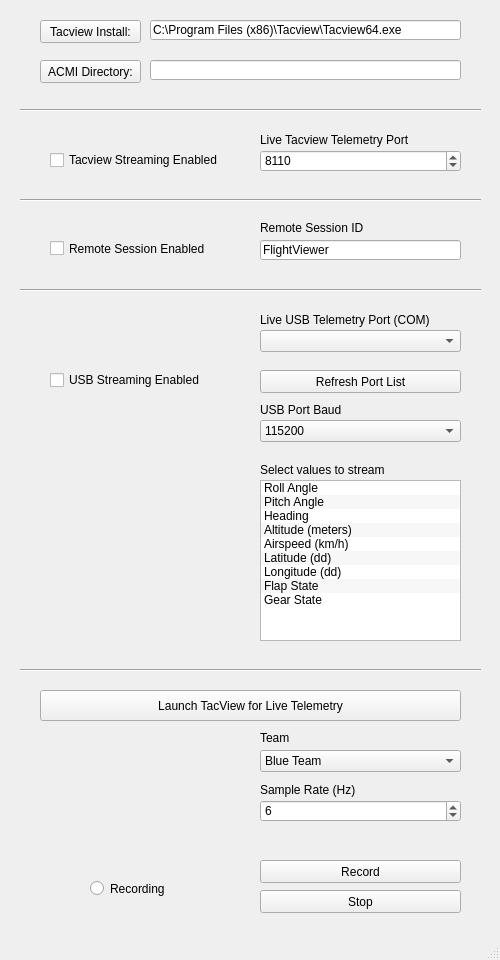
Old version of the form src/gui.ui in the repository PowerBroker2/Thunder_Viewer.
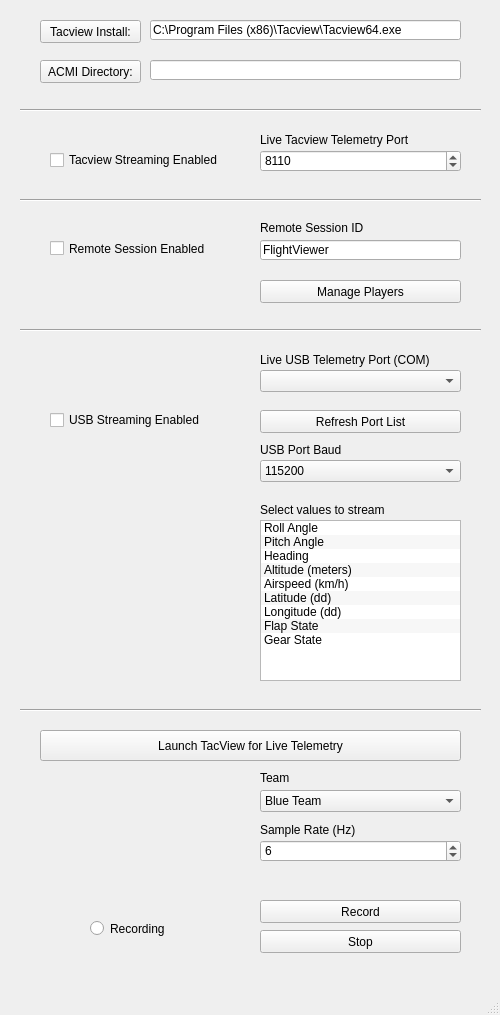
New version of the form. Icons and pictures are not drawn.

Patch:
```diff
--- a/src/gui.ui
+++ b/src/gui.ui
@@ -7,19 +7,19 @@
     <x>0</x>
     <y>0</y>
     <width>500</width>
-    <height>960</height>
+    <height>1015</height>
    </rect>
   </property>
   <property name="minimumSize">
    <size>
     <width>500</width>
-    <height>960</height>
+    <height>1015</height>
    </size>
   </property>
   <property name="maximumSize">
    <size>
     <width>500</width>
-    <height>960</height>
+    <height>1015</height>
    </size>
   </property>
   <property name="windowTitle">
@@ -47,7 +47,7 @@
     <property name="geometry">
      <rect>
       <x>90</x>
-      <y>880</y>
+      <y>920</y>
       <width>82</width>
       <height>17</height>
      </rect>
@@ -60,7 +60,7 @@
     <property name="geometry">
      <rect>
       <x>260</x>
-      <y>860</y>
+      <y>900</y>
       <width>201</width>
       <height>23</height>
      </rect>
@@ -76,7 +76,7 @@
     <property name="geometry">
      <rect>
       <x>260</x>
-      <y>890</y>
+      <y>930</y>
       <width>201</width>
       <height>23</height>
      </rect>
@@ -166,7 +166,7 @@
     <property name="geometry">
      <rect>
       <x>40</x>
-      <y>690</y>
+      <y>730</y>
       <width>421</width>
       <height>31</height>
      </rect>
@@ -246,7 +246,7 @@
     <property name="geometry">
      <rect>
       <x>50</x>
-      <y>370</y>
+      <y>410</y>
       <width>181</width>
       <height>20</height>
      </rect>
@@ -262,7 +262,7 @@
     <property name="geometry">
      <rect>
       <x>260</x>
-      <y>310</y>
+      <y>350</y>
       <width>201</width>
       <height>20</height>
      </rect>
@@ -275,7 +275,7 @@
     <property name="geometry">
      <rect>
       <x>260</x>
-      <y>330</y>
+      <y>370</y>
       <width>201</width>
       <height>22</height>
      </rect>
@@ -288,7 +288,7 @@
     <property name="geometry">
      <rect>
       <x>260</x>
-      <y>370</y>
+      <y>410</y>
       <width>201</width>
       <height>23</height>
      </rect>
@@ -304,7 +304,7 @@
     <property name="geometry">
      <rect>
       <x>260</x>
-      <y>420</y>
+      <y>460</y>
       <width>201</width>
       <height>22</height>
      </rect>
@@ -413,7 +413,7 @@
     <property name="geometry">
      <rect>
       <x>260</x>
-      <y>400</y>
+      <y>440</y>
       <width>201</width>
       <height>20</height>
      </rect>
@@ -426,7 +426,7 @@
     <property name="geometry">
      <rect>
       <x>20</x>
-      <y>280</y>
+      <y>320</y>
       <width>461</width>
       <height>20</height>
      </rect>
@@ -452,7 +452,7 @@
     <property name="geometry">
      <rect>
       <x>20</x>
-      <y>660</y>
+      <y>700</y>
       <width>461</width>
       <height>20</height>
      </rect>
@@ -478,7 +478,7 @@
     <property name="geometry">
      <rect>
       <x>260</x>
-      <y>750</y>
+      <y>790</y>
       <width>201</width>
       <height>22</height>
      </rect>
@@ -501,7 +501,7 @@
     <property name="geometry">
      <rect>
       <x>260</x>
-      <y>730</y>
+      <y>770</y>
       <width>201</width>
       <height>16</height>
      </rect>
@@ -514,7 +514,7 @@
     <property name="geometry">
      <rect>
       <x>260</x>
-      <y>480</y>
+      <y>520</y>
       <width>201</width>
       <height>161</height>
      </rect>
@@ -578,7 +578,7 @@
     <property name="geometry">
      <rect>
       <x>260</x>
-      <y>460</y>
+      <y>500</y>
       <width>201</width>
       <height>20</height>
      </rect>
@@ -591,7 +591,7 @@
     <property name="geometry">
      <rect>
       <x>260</x>
-      <y>800</y>
+      <y>840</y>
       <width>201</width>
       <height>22</height>
      </rect>
@@ -613,7 +613,7 @@
     <property name="geometry">
      <rect>
       <x>260</x>
-      <y>780</y>
+      <y>820</y>
       <width>201</width>
       <height>20</height>
      </rect>
@@ -622,6 +622,22 @@
      <string>Sample Rate (Hz)</string>
     </property>
    </widget>
+   <widget class="QPushButton" name="manage_players">
+    <property name="geometry">
+     <rect>
+      <x>260</x>
+      <y>280</y>
+      <width>201</width>
+      <height>23</height>
+     </rect>
+    </property>
+    <property name="toolTip">
+     <string>Enable or disable datalogging/datastreaming for individual players in remote session</string>
+    </property>
+    <property name="text">
+     <string>Manage Players</string>
+    </property>
+   </widget>
   </widget>
   <widget class="QMenuBar" name="menubar">
    <property name="geometry">
```
